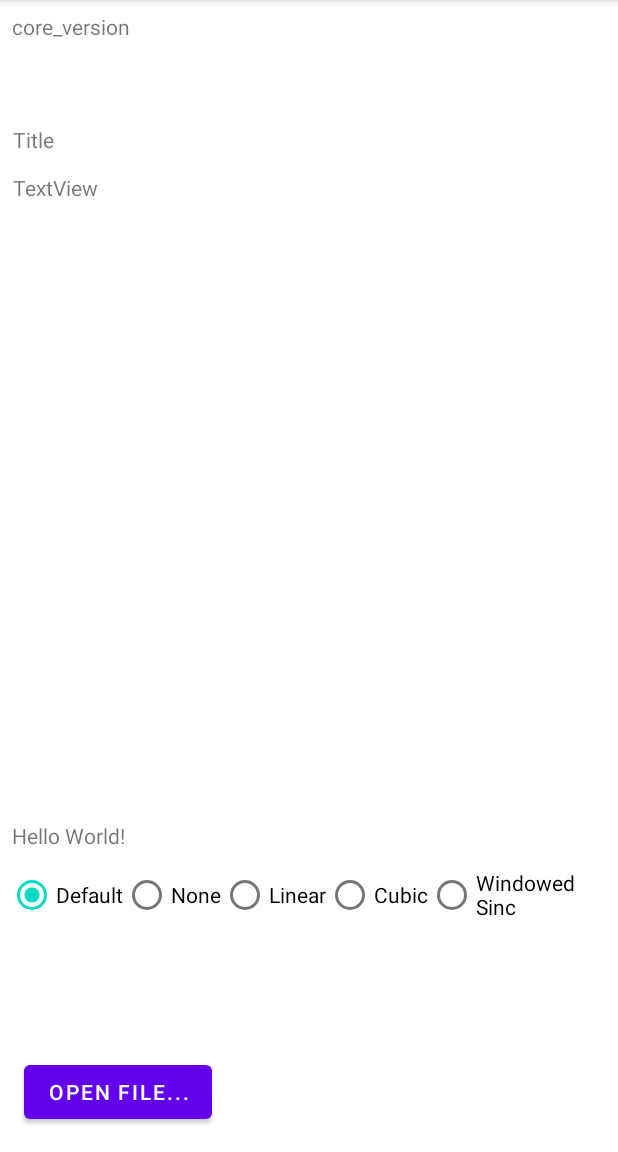
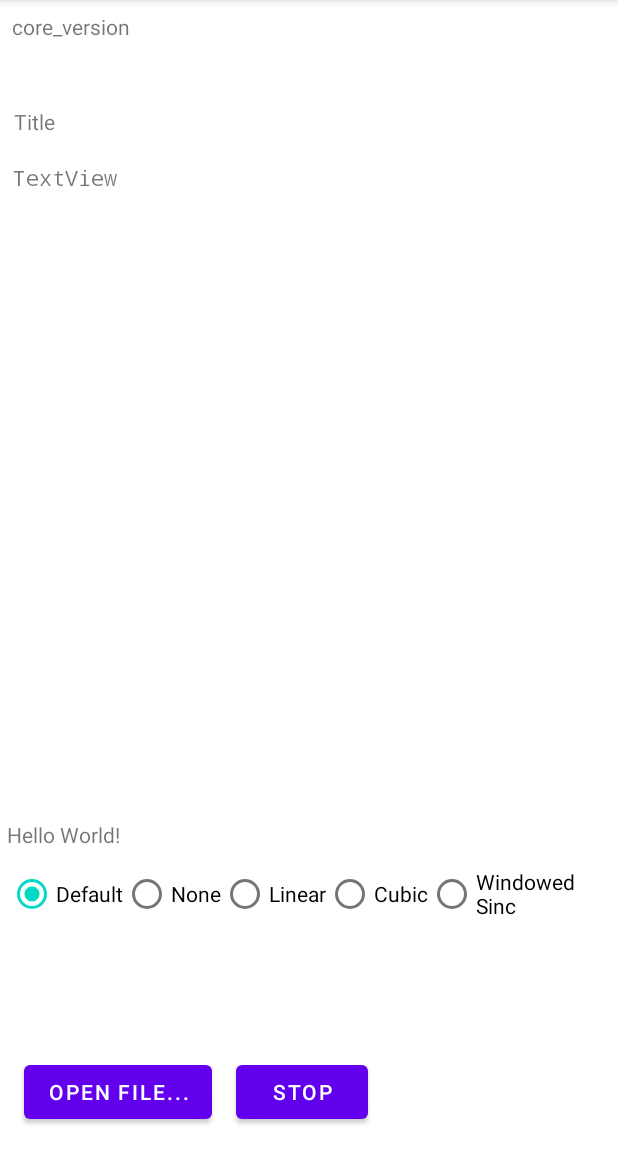
Before and after one commit to Team-Digital-Fairy/Android-libopenmpt, an Android app: the screen it shows after launch (MainActivity), on a phone screen of 412 x 824 dp, the part 84-1236 px from its top. Run offline under Robolectric (Android 15) with nearby library versions, the phone set to English and light mode, and no system bars; 4 statements that could not run were skipped.

Commit message:
Add stop button

```diff
--- a/app/src/main/java/team/digitalfairy/lencel/libopenmpt_jni_test/MainActivity.java
+++ b/app/src/main/java/team/digitalfairy/lencel/libopenmpt_jni_test/MainActivity.java
@@ -113,14 +113,15 @@ public class MainActivity extends AppCompatActivity {
             }
         });
 
+        Button stopBtn = findViewById(R.id.stopButton);
+        stopBtn.setOnClickListener(v -> {
+            if(sf != null) sf.cancel(true);
+            ll.removeAllViews();
+            stopPlaying();
+        });
+
         Button openfb = (Button) findViewById(R.id.button);
-        openfb.setOnClickListener(new View.OnClickListener()
-        {
-            @Override
-            public void onClick(View view) {
-                OnOpenFileClick(view);
-            }
-        });
+        openfb.setOnClickListener(this::OnOpenFileClick);
     }
 
 
--- a/app/src/main/res/layout/activity_main.xml
+++ b/app/src/main/res/layout/activity_main.xml
@@ -32,11 +32,11 @@
         android:layout_height="wrap_content"
         android:text="Hello World!"
         app:layout_constraintBottom_toBottomOf="parent"
-        app:layout_constraintHorizontal_bias="0.023"
+        app:layout_constraintHorizontal_bias="0.014"
         app:layout_constraintLeft_toLeftOf="parent"
         app:layout_constraintRight_toRightOf="parent"
         app:layout_constraintTop_toTopOf="parent"
-        app:layout_constraintVertical_bias="0.731" />
+        app:layout_constraintVertical_bias="0.73" />
 
     <ScrollView
         android:id="@+id/scrollView2"
@@ -61,6 +61,7 @@
         android:id="@+id/status_mod"
         android:layout_width="395dp"
         android:layout_height="22dp"
+        android:fontFamily="monospace"
         android:text="TextView"
         app:layout_constraintBottom_toTopOf="@+id/scrollView2"
         app:layout_constraintEnd_toEndOf="parent"
@@ -122,10 +123,21 @@
         android:id="@+id/modtitle"
         android:layout_width="395dp"
         android:layout_height="18dp"
-        android:layout_marginTop="16dp"
+        android:layout_marginTop="4dp"
         android:text="Title"
         app:layout_constraintEnd_toEndOf="parent"
+        app:layout_constraintHorizontal_bias="0.562"
         app:layout_constraintStart_toStartOf="parent"
         app:layout_constraintTop_toBottomOf="@+id/textView" />
 
+    <Button
+        android:id="@+id/stopButton"
+        android:layout_width="wrap_content"
+        android:layout_height="wrap_content"
+        android:layout_marginStart="16dp"
+        android:layout_marginBottom="16dp"
+        android:text="@string/stop"
+        app:layout_constraintBottom_toBottomOf="parent"
+        app:layout_constraintStart_toEndOf="@+id/button" />
+
 </androidx.constraintlayout.widget.ConstraintLayout>
--- a/app/src/main/res/values/strings.xml
+++ b/app/src/main/res/values/strings.xml
@@ -7,4 +7,5 @@
     <string name="interp_4">Cubic</string>
     <string name="interp_8">Windowed Sinc</string>
     <string name="open_file">Open file...</string>
+    <string name="stop">Stop</string>
 </resources>
```
Also changed, not shown: 2 other files.
